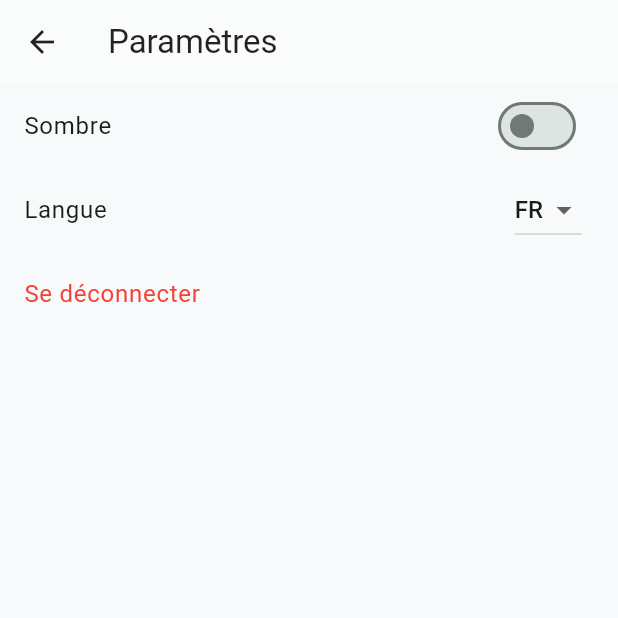
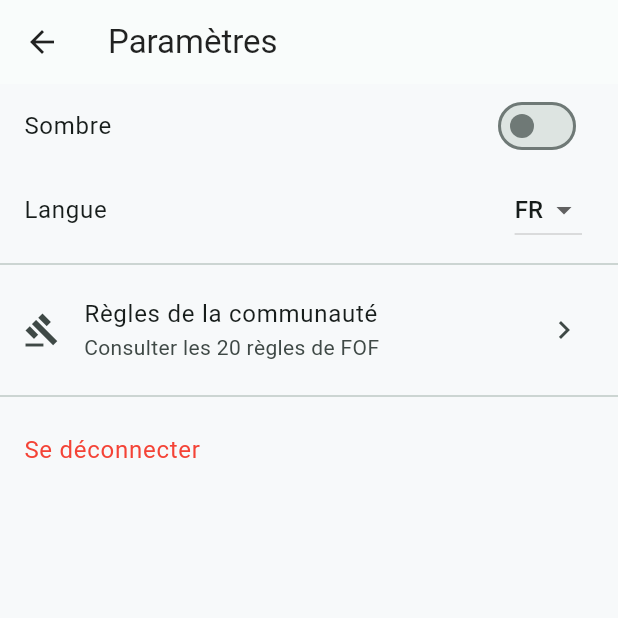
Before and after one commit to ELOHIM243/FoF-, a Flutter app: the SettingsScreen screen opened directly, on a phone screen of 412 x 824 dp, the top half of it. Run offline on Flutter 3.47's test engine with Material 3 defaults, Android fonts, the phone set to English and light mode, and no system bars; our stand-ins replace file_picker, image_picker, just_audio, shared_preferences, supabase_flutter, video_player; accounts and stored records are empty; generated files the repository leaves out were written again; statements that could not run were skipped.

Commit message:
Update settings_screen.dart

```diff
--- a/lib/features/settings/settings_screen.dart
+++ b/lib/features/settings/settings_screen.dart
@@ -1,7 +1,10 @@
+
 import 'package:flutter/material.dart';
 import 'package:provider/provider.dart';
+
 import '../../core/l10n/l10n_ext.dart';
 import '../../core/providers/app_state.dart';
+import 'rules_screen.dart';
 
 class SettingsScreen extends StatelessWidget {
   const SettingsScreen({super.key});
@@ -10,6 +13,7 @@ class SettingsScreen extends StatelessWidget {
   Widget build(BuildContext context) {
     final l10n = context.l10n;
     final state = context.watch<AppState>();
+
     return Scaffold(
       appBar: AppBar(title: Text(l10n.settingsTitle)),
       body: ListView(
@@ -17,7 +21,9 @@ class SettingsScreen extends StatelessWidget {
           SwitchListTile(
             title: Text(l10n.settingsThemeDark),
             value: state.themeMode == ThemeMode.dark,
-            onChanged: (v) => state.setThemeMode(v ? ThemeMode.dark : ThemeMode.light),
+            onChanged: (v) => state.setThemeMode(
+              v ? ThemeMode.dark : ThemeMode.light,
+            ),
           ),
           ListTile(
             title: Text(l10n.settingsLanguage),
@@ -28,11 +34,32 @@ class SettingsScreen extends StatelessWidget {
                 DropdownMenuItem(value: 'en', child: Text('EN')),
                 DropdownMenuItem(value: 'ar', child: Text('AR')),
               ],
-              onChanged: (v) => state.setLocale(Locale(v!)),
+              onChanged: (v) {
+                if (v != null) state.setLocale(Locale(v));
+              },
             ),
           ),
+          const Divider(),
           ListTile(
-            title: Text(l10n.settingsLogout, style: const TextStyle(color: Colors.red)),
+            leading: const Icon(Icons.gavel),
+            title: const Text('Règles de la communauté'),
+            subtitle: const Text('Consulter les 20 règles de FOF'),
+            trailing: const Icon(Icons.chevron_right),
+            onTap: () {
+              Navigator.push(
+                context,
+                MaterialPageRoute(
+                  builder: (_) => const RulesScreen(),
+                ),
+              );
+            },
+          ),
+          const Divider(),
+          ListTile(
+            title: Text(
+              l10n.settingsLogout,
+              style: const TextStyle(color: Colors.red),
+            ),
             onTap: () => state.logout(),
           ),
         ],
```
